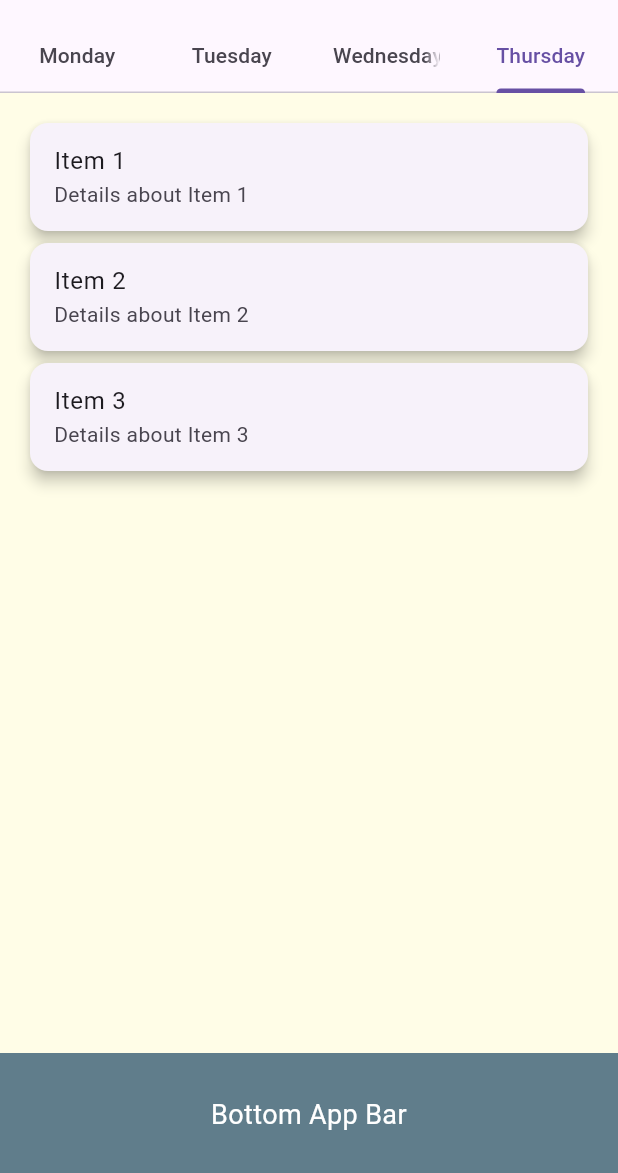
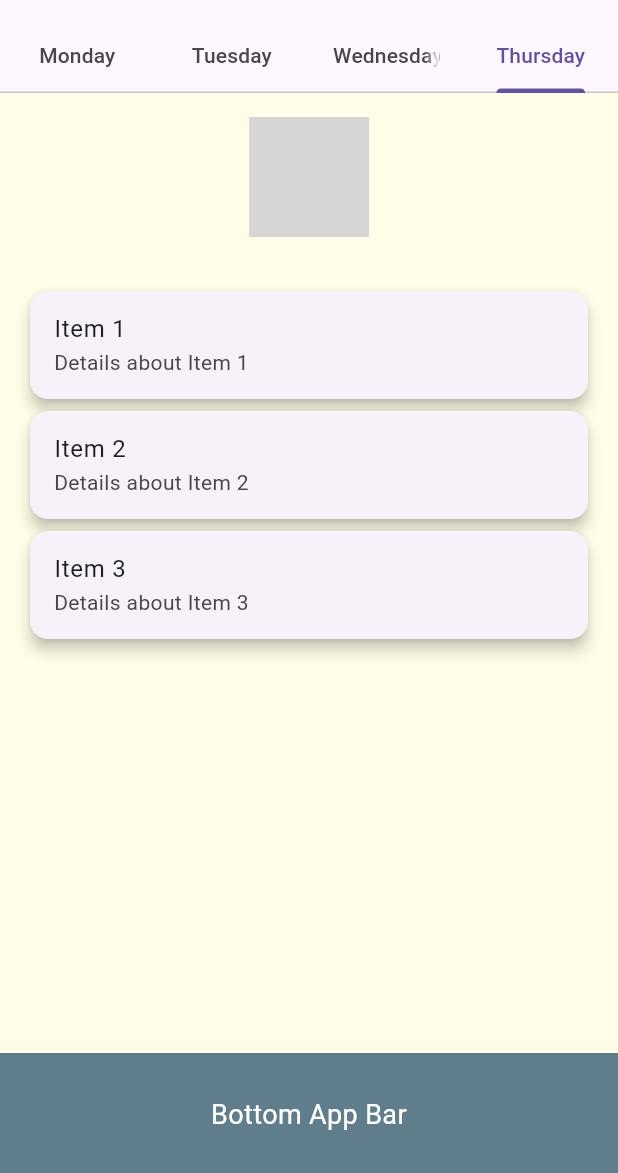
Before and after one commit to sseid4/weather_info_app, a Flutter app: the screen it shows after launch, tab 4 chosen, on a phone screen of 412 x 824 dp, the part 63-1236 px from its top. Run offline on Flutter 3.47's test engine with Material 3 defaults, Android fonts, the phone set to English and light mode, and no system bars; network calls fail; grey boxes are pictures that could not be loaded.

Commit message:
Added images

```diff
--- a/lib/main.dart
+++ b/lib/main.dart
@@ -35,7 +35,7 @@ class __TabsNonScrollableDemoState extends State<_TabsNonScrollableDemo>
   void _fetchWeather() {
     final cityName = _cityController.text.trim();
     if (cityName.isEmpty) {
-      // basic validation feedback
+      // Added basic validation feedback
       ScaffoldMessenger.of(context).showSnackBar(
         SnackBar(content: Text('Please enter a city name')),
       );
@@ -49,7 +49,7 @@ class __TabsNonScrollableDemoState extends State<_TabsNonScrollableDemo>
       _temperature = '$temp°C';
       _condition = cond;
     });
-    // success feedback
+    // Added success feedback
     ScaffoldMessenger.of(context).showSnackBar(
       SnackBar(content: Text('Weather updated for $cityName')),
     );
@@ -117,6 +117,13 @@ class __TabsNonScrollableDemoState extends State<_TabsNonScrollableDemo>
                 child: Column(
                   mainAxisAlignment: MainAxisAlignment.center,
                   children: [
+                    // Weather image
+                    Image.network(
+                      'https://cdn-icons-png.flaticon.com/512/1163/1163661.png',
+                      width: 100,
+                      height: 100,
+                    ),
+                    SizedBox(height: 16),
                     TextField(
                       controller: _cityController,
                       decoration: InputDecoration(
@@ -176,7 +183,17 @@ class __TabsNonScrollableDemoState extends State<_TabsNonScrollableDemo>
           Container(
             color: tabColors[2],
             child: Center(
-              child: ElevatedButton(
+              child: Column(
+                mainAxisAlignment: MainAxisAlignment.center,
+                children: [
+                  // Button/Click image
+                  Image.network(
+                    'https://cdn-icons-png.flaticon.com/512/1077/1077114.png',
+                    width: 100,
+                    height: 100,
+                  ),
+                  SizedBox(height: 20),
+                  ElevatedButton(
                     onPressed: () {
                       ScaffoldMessenger.of(context).showSnackBar(
                         SnackBar(
@@ -186,11 +203,25 @@ class __TabsNonScrollableDemoState extends State<_TabsNonScrollableDemo>
                     },
                     child: Text('Click me'),
                   ),
+                ],
+              ),
             ),
           ),
           // Tab 4: ListView Widgets
           Container(
             color: tabColors[3],
+            child: Column(
+              children: [
+                // List/Menu image at top
+                Padding(
+                  padding: const EdgeInsets.all(16.0),
+                  child: Image.network(
+                    'https://cdn-icons-png.flaticon.com/512/1164/1164954.png',
+                    width: 80,
+                    height: 80,
+                  ),
+                ),
+                Expanded(
                   child: ListView(
                     padding: EdgeInsets.all(16),
                     children: [
@@ -220,6 +251,9 @@ class __TabsNonScrollableDemoState extends State<_TabsNonScrollableDemo>
                 ),
               ],
             ),
+          ),
+        ],
+      ),
       bottomNavigationBar: BottomAppBar(
         color: Colors.blueGrey,
         child: Padding(
```
Lines whose indentation alone changed are shown as unchanged.
